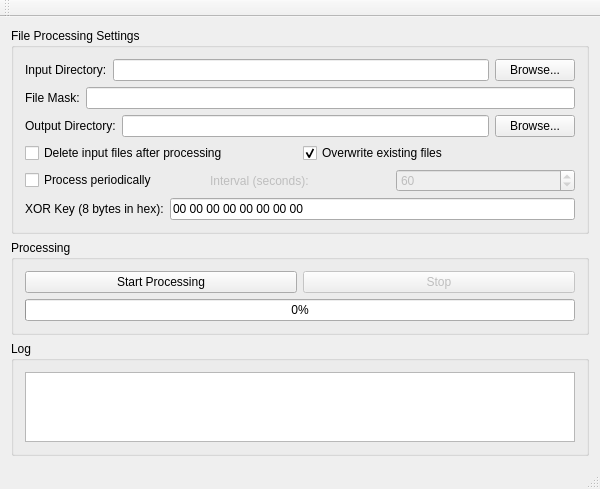
Qt form ui/mainwindow.ui (Altickium/COLIBRI1) before a commit.
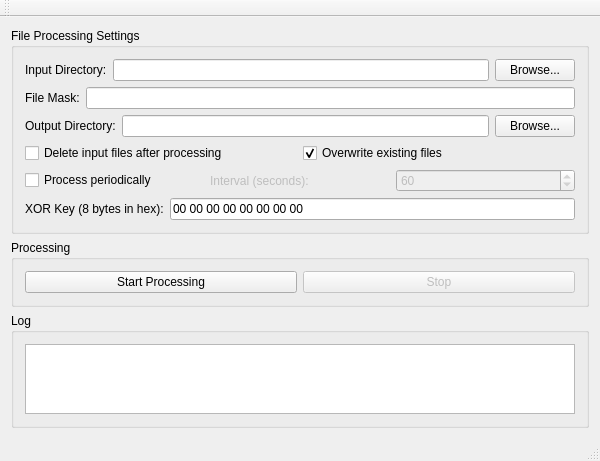
The same form after that commit.

Diff of the .ui file:
```diff
--- a/ui/mainwindow.ui
+++ b/ui/mainwindow.ui
@@ -7,7 +7,7 @@
     <x>0</x>
     <y>0</y>
     <width>600</width>
-    <height>450</height>
+    <height>420</height>
    </rect>
   </property>
   <property name="windowTitle">
@@ -183,16 +183,6 @@
          </item>
         </layout>
        </item>
-       <item>
-        <widget class="QProgressBar" name="progressBar">
-         <property name="value">
-          <number>0</number>
-         </property>
-         <property name="alignment">
-          <set>Qt::AlignCenter</set>
-         </property>
-        </widget>
-       </item>
       </layout>
      </widget>
     </item>
```
Left out of the diff: 14 changed lines with no effect on the pictures.
